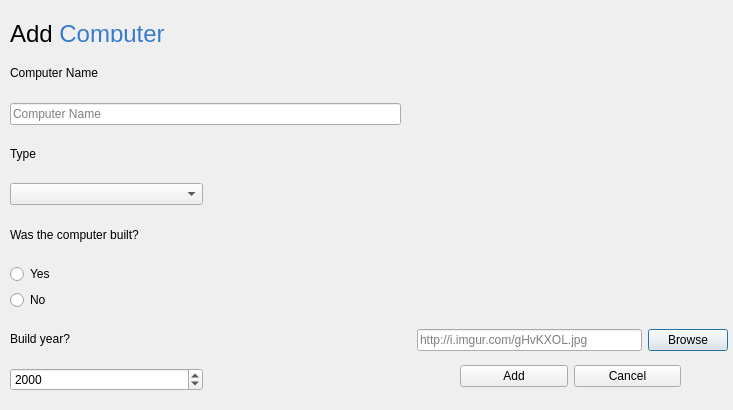
The window that ui/computerdialog.ui (VLN-H7/Skil3) describes before a commit, drawn with Qt 5.
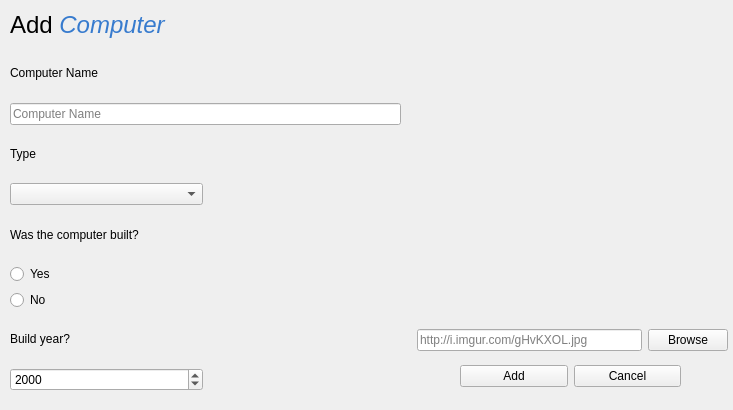
The same window after the commit.

Patch:
```diff
--- a/ui/computerdialog.ui
+++ b/ui/computerdialog.ui
@@ -131,13 +131,13 @@
    <property name="geometry">
     <rect>
      <x>10</x>
-     <y>20</y>
+     <y>0</y>
      <width>381</width>
-     <height>22</height>
+     <height>51</height>
     </rect>
    </property>
    <property name="text">
-    <string>&lt;html&gt;&lt;head/&gt;&lt;body&gt;&lt;p&gt;&lt;span style=&quot; font-size:18pt;&quot;&gt;Add &lt;/span&gt;&lt;span style=&quot; font-size:18pt; color:#377BCE;&quot;&gt;Computer&lt;/span&gt;&lt;/p&gt;&lt;/body&gt;&lt;/html&gt;</string>
+    <string>&lt;html&gt;&lt;head/&gt;&lt;body&gt;&lt;p&gt;&lt;span style=&quot; font-size:18pt;&quot;&gt;Add &lt;/span&gt;&lt;span style=&quot; font-size:18pt; font-style:italic; color:#377bce;&quot;&gt;Computer&lt;/span&gt;&lt;/p&gt;&lt;/body&gt;&lt;/html&gt;</string>
    </property>
   </widget>
   <widget class="QWidget" name="layoutWidget">
@@ -194,6 +194,9 @@
       <property name="text">
        <string>Browse</string>
       </property>
+      <property name="autoDefault">
+       <bool>false</bool>
+      </property>
      </widget>
     </item>
     <item row="0" column="0" colspan="2">
```
Left out of the diff: 2 changed lines with no effect on the pictures.
